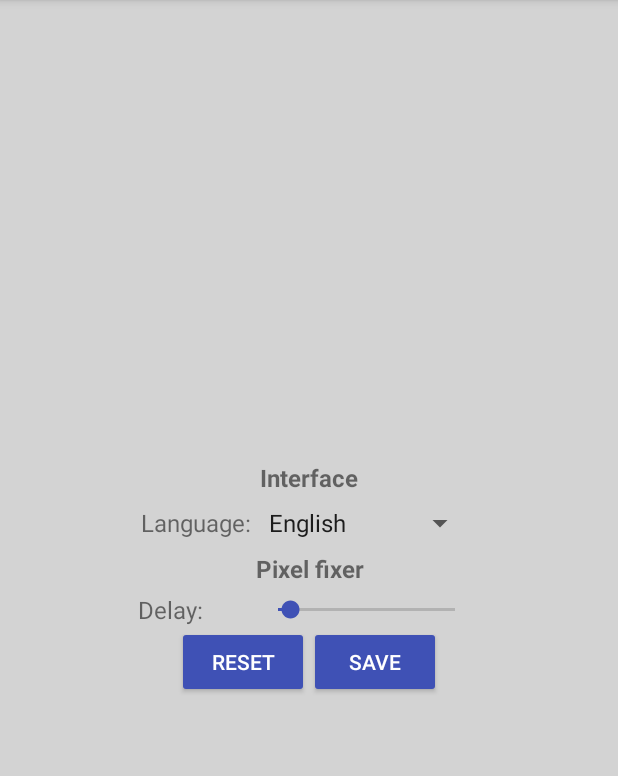
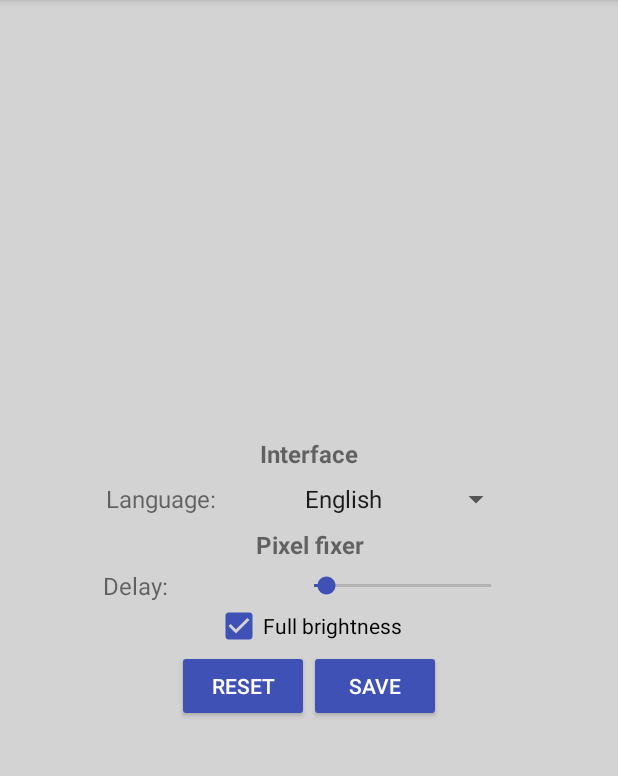
Before and after one commit to CodeDead/DeadPix-android, an Android app: the screen it shows after launch (MainActivity), in the side drawer, after a tap on "Settings", on a phone screen of 412 x 824 dp, the part 84-860 px from its top. Run offline under Robolectric (Android 15) with nearby library versions, the phone set to English and light mode, and no system bars.

Commit message:
Screen brightness can now be set to full * Added language localisation * Design change

```diff
--- a/app/src/main/AndroidManifest.xml
+++ b/app/src/main/AndroidManifest.xml
@@ -3,6 +3,8 @@
     xmlns:android="http://schemas.android.com/apk/res/android"
     xmlns:tools="http://schemas.android.com/tools"
     package="com.codedead.deadpix">
+
+    <uses-permission android:name="android.permission.WRITE_SETTINGS"></uses-permission>
 
     <application
         android:name=".main.Runner"
--- a/app/src/main/java/com/codedead/deadpix/gui/FixActivity.java
+++ b/app/src/main/java/com/codedead/deadpix/gui/FixActivity.java
@@ -10,8 +10,10 @@ import android.support.v7.app.ActionBar;
 import android.support.v7.app.AppCompatActivity;
 import android.os.Bundle;
 import android.os.Handler;
+import android.view.MenuItem;
 import android.view.MotionEvent;
 import android.view.View;
+import android.view.WindowManager;
 import android.widget.FrameLayout;
 
 import com.codedead.deadpix.R;
@@ -93,6 +95,8 @@ public class FixActivity extends AppCompatActivity {
 
         setContentView(R.layout.activity_fix);
 
+        if (getSupportActionBar() != null) getSupportActionBar().setDisplayHomeAsUpEnabled(true);
+
         mVisible = true;
         mControlsView = findViewById(R.id.fullscreen_content_controls);
         frameLayout = findViewById(R.id.frame_fix);
@@ -129,6 +133,12 @@ public class FixActivity extends AppCompatActivity {
                     fix();
                 }
             }
+        }
+
+        if (sharedPreferences.getBoolean("fullBrightness", true)) {
+            WindowManager.LayoutParams lp = getWindow().getAttributes();
+            lp.screenBrightness = 1.0f;
+            getWindow().setAttributes(lp);
         }
     }
 
@@ -193,4 +203,12 @@ public class FixActivity extends AppCompatActivity {
         mHideHandler.removeCallbacks(mHideRunnable);
         mHideHandler.postDelayed(mHideRunnable, delayMillis);
     }
+
+    @Override
+    public boolean onOptionsItemSelected(MenuItem item) {
+        if (item.getItemId() == android.R.id.home) {
+            finish();
+        }
+        return true;
+    }
 }
--- a/app/src/main/res/layout/content_settings.xml
+++ b/app/src/main/res/layout/content_settings.xml
@@ -57,6 +57,12 @@
                 android:max="1500" />
         </TableRow>
 
+        <TableRow android:gravity="center">
+            <CheckBox
+                android:id="@+id/ChbFullBrightness"
+                android:text="@string/string_full_brightness"/>
+        </TableRow>
+
         <LinearLayout
             android:layout_width="wrap_content"
             android:layout_height="wrap_content"
--- a/app/src/main/res/values/strings.xml
+++ b/app/src/main/res/values/strings.xml
@@ -36,6 +36,7 @@
     <string name="alert_review_never">Never</string>
     <string name="content_codedead_logo" translatable="false">CodeDead Logo</string>
     <string name="nav_donate">Donate</string>
+    <string name="string_full_brightness">Full brightness</string>
 
     <string-array name="array_languages" translatable="false">
         <item>English</item>
--- a/build.gradle
+++ b/build.gradle
@@ -6,7 +6,7 @@ buildscript {
         google()
     }
     dependencies {
-        classpath 'com.android.tools.build:gradle:3.1.0'
+        classpath 'com.android.tools.build:gradle:3.1.2'
 
         // NOTE: Do not place your application dependencies here; they belong
         // in the individual module build.gradle files
```
Also changed, not shown: app/build.gradle (+4 -4 lines), app/src/main/java/com/codedead/deadpix/gui/MainActivity.java (+7 -3 lines), 4 other files.
